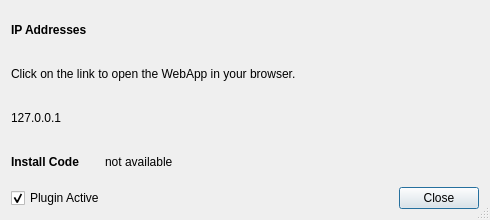
Before: the Qt Designer form de_web_widget.ui in dresden-elektronik/deconz-rest-plugin, drawn with Qt 5.
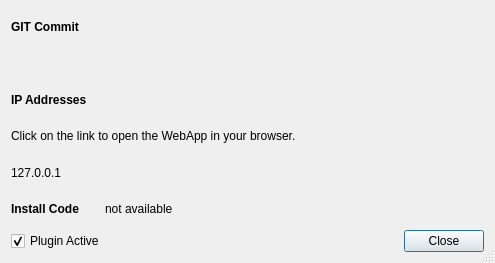
After: the same form once the commit is applied.

Commit message:
Show REST-API GIT commit in plugin dialog
Menu > Plugins > REST API Plugin

Patch:
```diff
--- a/de_web_widget.ui
+++ b/de_web_widget.ui
@@ -6,8 +6,8 @@
    <rect>
     <x>0</x>
     <y>0</y>
-    <width>490</width>
-    <height>220</height>
+    <width>495</width>
+    <height>263</height>
    </rect>
   </property>
   <property name="windowTitle">
@@ -17,6 +17,26 @@
    <bool>true</bool>
   </property>
   <layout class="QVBoxLayout" name="verticalLayout">
+   <item>
+    <widget class="QLabel" name="label_3">
+     <property name="font">
+      <font>
+       <weight>75</weight>
+       <bold>true</bold>
+      </font>
+     </property>
+     <property name="text">
+      <string>GIT Commit</string>
+     </property>
+    </widget>
+   </item>
+   <item>
+    <widget class="QLabel" name="gitCommitLabel">
+     <property name="text">
+      <string>&lt;commit hash&gt;</string>
+     </property>
+    </widget>
+   </item>
    <item>
     <widget class="QLabel" name="label">
      <property name="font">
```
The commit also changes 1 other file.
